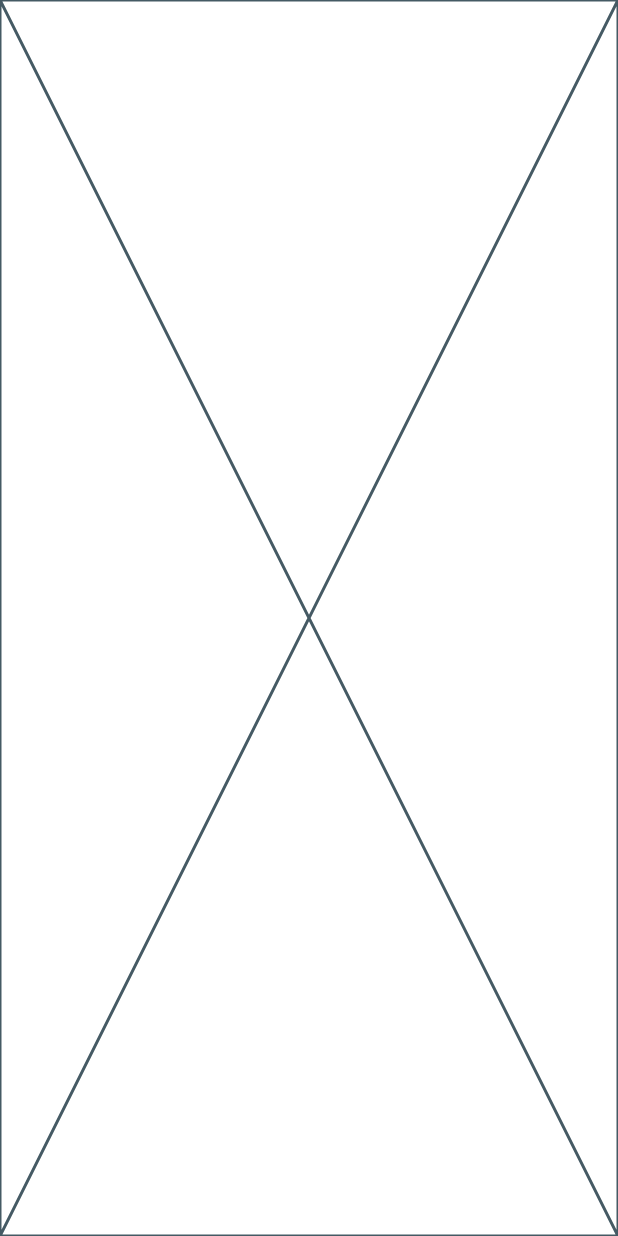
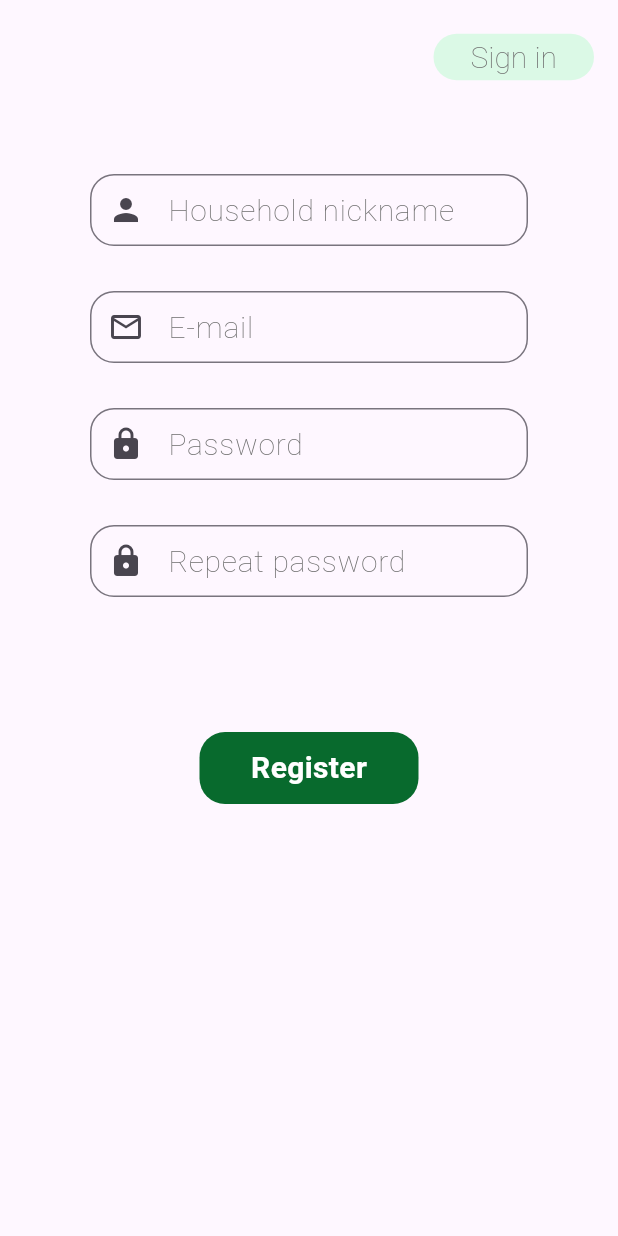
Before and after one commit to LailaRagab/food_guardian, a Flutter app: the screen it shows after launch, after a tap on "Register", on a phone screen of 412 x 824 dp. Run offline on Flutter 3.47's test engine with Material 3 defaults, Android fonts, the phone set to English and light mode, and no system bars; our stand-ins replace go_router.

Commit message:
register and sign in screens ui done. integrate firebase to the project is also done.

```diff
--- a/lib/core/utils/assets/colors.dart
+++ b/lib/core/utils/assets/colors.dart
@@ -4,4 +4,6 @@ import 'package:flutter/material.dart';
 class AppColors{
   static Color kPrimary = Color(0XFF086A2D);
   static Color kWhite=Color(0XFFFFFFFF);
+  static Color kSecondary= Color(0XFFDBF9E6);
+  static Color kTextAuth= Color(0XFF707070);
 }
--- a/lib/core/utils/assets/fonts.dart
+++ b/lib/core/utils/assets/fonts.dart
@@ -9,5 +9,4 @@ class AppFonts{
     fontWeight: FontWeight.bold,
     color: AppColors.kWhite,
       );
-
 }
--- a/lib/core/widgets/common_button.dart
+++ b/lib/core/widgets/common_button.dart
@@ -1,21 +1,18 @@
 import 'package:flutter/material.dart';
 import 'package:food_guardian/core/utils/assets/fonts.dart';
-import 'package:go_router/go_router.dart';
 
 import '../../../../../core/utils/assets/colors.dart';
 
 class CommonButton extends StatelessWidget {
-  const CommonButton({super.key,});
+  const CommonButton({super.key, required this.onTap,});
 
-
+final VoidCallback onTap;
 
   @override
   Widget build(BuildContext context) {
     return Center(
       child: InkWell(
-        onTap: (){
-          GoRouter.of(context).push("/register");
-        },
+        onTap: onTap,
         child: Container(
           width: 146,
           height: 48,
--- a/lib/features/authentication_feature/register_feature/presentation/register_view/register_view.dart
+++ b/lib/features/authentication_feature/register_feature/presentation/register_view/register_view.dart
@@ -1,10 +1,19 @@
 import 'package:flutter/material.dart';
+import 'package:food_guardian/features/authentication_feature/register_feature/presentation/register_view/register_widgets/auth_app_bar.dart';
+import 'package:food_guardian/features/authentication_feature/register_feature/presentation/register_view/register_widgets/register_body.dart';
+import 'package:go_router/go_router.dart';
+
 
 class RegisterView extends StatelessWidget {
   const RegisterView({super.key});
 
   @override
   Widget build(BuildContext context) {
-    return const Placeholder();
+    return Scaffold(
+      appBar: AuthAppBar(titleAppBar: 'Sign in', onTap: () {  GoRouter.of(context).push("/login"); },) ,
+      body: SafeArea(child:
+          RegisterBody()
+      ),
+    );
   }
 }
--- /dev/null
+++ b/lib/features/authentication_feature/register_feature/presentation/register_view/register_widgets/auth_app_bar.dart
@@ -0,0 +1,47 @@
+import 'package:flutter/material.dart';
+import '../../../../../../core/utils/assets/colors.dart';
+import '../../../../../../core/utils/assets/fonts.dart';
+
+class AuthAppBar extends StatelessWidget implements PreferredSizeWidget{
+  const AuthAppBar({super.key, required this.titleAppBar, required this.onTap});
+
+  final String titleAppBar;
+  final VoidCallback onTap;
+
+  @override
+  Widget build(BuildContext context) {
+    return  AppBar(
+        automaticallyImplyLeading: false,
+        title: Padding(
+          padding: const EdgeInsets.only(top: 20),
+          child: Row(
+            mainAxisAlignment: MainAxisAlignment.end,
+            children: [
+              InkWell(
+                onTap: onTap,
+                child: Container(
+                  width: 107,
+                  height: 31,
+                  decoration: BoxDecoration(
+                      color: AppColors.kSecondary,
+                      borderRadius: BorderRadius.circular(20)),
+                  child: Center(
+                    child: Text(
+                      titleAppBar,
+                      style: AppFonts.fontWhite20.copyWith(
+                          color: AppColors.kTextAuth,
+                          fontWeight: FontWeight.w100),
+                    ),
+                  ),
+                ),
+              ),
+            ],
+          ),
+        )
+    );
+  }
+
+  @override
+  // TODO: implement preferredSize
+  Size get preferredSize => const Size.fromHeight(kToolbarHeight);
+}
--- /dev/null
+++ b/lib/features/authentication_feature/register_feature/presentation/register_view/register_widgets/auth_custom_text_field.dart
@@ -0,0 +1,34 @@
+import 'package:flutter/material.dart';
+
+import '../../../../../../core/utils/assets/colors.dart';
+import '../../../../../../core/utils/assets/fonts.dart';
+
+class AuthCustomTextField extends StatelessWidget {
+  AuthCustomTextField({super.key, required this.hintText, required this.preIcon, this.suffixIcon, this.forSecure=false});
+
+  final String hintText;
+  final Icon preIcon;
+  Icon? suffixIcon;
+  bool forSecure ;
+
+  @override
+  Widget build(BuildContext context) {
+    return TextField(
+      obscureText: forSecure,
+      decoration: InputDecoration(
+        suffixIcon: suffixIcon,
+          prefixIcon: preIcon,
+          hintText: hintText,
+          hintStyle: AppFonts.fontWhite20.copyWith(
+              color: AppColors.kTextAuth, fontWeight: FontWeight.w100),
+          contentPadding: EdgeInsets.only(left: 50),
+          focusedBorder: OutlineInputBorder(
+            borderRadius: BorderRadius.circular(16),
+            borderSide: BorderSide(color: AppColors.kTextAuth),
+          ),
+          border: OutlineInputBorder(
+            borderRadius: BorderRadius.circular(16),
+          )),
+    );
+  }
+}
--- /dev/null
+++ b/lib/features/authentication_feature/register_feature/presentation/register_view/register_widgets/register_body.dart
@@ -0,0 +1,49 @@
+import 'package:flutter/material.dart';
+import 'package:go_router/go_router.dart';
+
+import '../../../../../../core/widgets/common_button.dart';
+import 'auth_custom_text_field.dart';
+
+class RegisterBody extends StatelessWidget {
+  const RegisterBody({super.key});
+
+  @override
+  Widget build(BuildContext context) {
+    return Padding(
+      padding: const EdgeInsets.symmetric(horizontal: 60, vertical: 60),
+      child: ListView(
+        children: [
+          AuthCustomTextField(
+            hintText: "Household nickname",
+            preIcon: Icon(Icons.person),
+          ),
+          SizedBox(
+            height: 30,
+          ),
+          AuthCustomTextField(
+              hintText: "E-mail", preIcon: Icon(Icons.email_outlined)),
+          SizedBox(
+            height: 30,
+          ),
+          AuthCustomTextField(
+              hintText: "Password",
+              forSecure: true,
+              preIcon: Icon(Icons.lock_rounded),),
+          SizedBox(
+            height: 30,
+          ),
+          AuthCustomTextField(
+              hintText: "Repeat password",
+              forSecure: true,
+              preIcon: Icon(Icons.lock_rounded),),
+          SizedBox(
+            height: 90,
+          ),
+          CommonButton(onTap: () {
+            GoRouter.of(context).push("/home");
+          },)
+        ],
+      ),
+    );
+  }
+}
--- a/lib/features/authentication_feature/log_in_feature/presentation/log_in_view/log_in_view.dart
+++ b/lib/features/home_feature/presentation/home_view/home_view.dart
@@ -1,7 +1,7 @@
 import 'package:flutter/material.dart';
 
-class LogInView extends StatelessWidget {
-  const LogInView({super.key});
+class HomeView extends StatelessWidget {
+  const HomeView({super.key});
 
   @override
   Widget build(BuildContext context) {
--- a/lib/features/splash_feature/presentation/splash_view/splash_widgets/splash_body.dart
+++ b/lib/features/splash_feature/presentation/splash_view/splash_widgets/splash_body.dart
@@ -1,6 +1,7 @@
 import 'package:flutter/material.dart';
 import 'package:food_guardian/core/widgets/common_button.dart';
 import 'package:food_guardian/features/splash_feature/presentation/splash_view/splash_widgets/splash_sign_in_button.dart';
+import 'package:go_router/go_router.dart';
 
 import '../../../../../core/utils/assets/images.dart';
 
@@ -17,7 +18,7 @@ class SplashBody extends StatelessWidget {
             fit: BoxFit.cover,
           ),
         ),
-        Positioned(bottom: 127,left: 0, right: 0, child: CommonButton()),
+        Positioned(bottom: 127,left: 0, right: 0, child: CommonButton(onTap: () {GoRouter.of(context).push("/register");},)),
         Positioned( bottom: 60,left: 0, right: 0,child: SplashSignInButton())
       ],
     );
--- a/pubspec.yaml
+++ b/pubspec.yaml
@@ -35,6 +35,7 @@ dependencies:
   # Use with the CupertinoIcons class for iOS style icons.
   cupertino_icons: ^1.0.8
   go_router: ^14.8.0
+  firebase_core: ^3.12.0
 
 dev_dependencies:
   flutter_test:
```
Also changed, not shown: lib/core/utils/app_router.dart (+6 -2 lines), lib/features/authentication_feature/sign_in_feature/presentation/sign_in_view/sign_in_view.dart (added, +16 -0 lines), lib/features/authentication_feature/sign_in_feature/presentation/sign_in_view/sign_in_widgets/sign_in_body.dart (added, +35 -0 lines), pubspec.lock, 5 other files.
